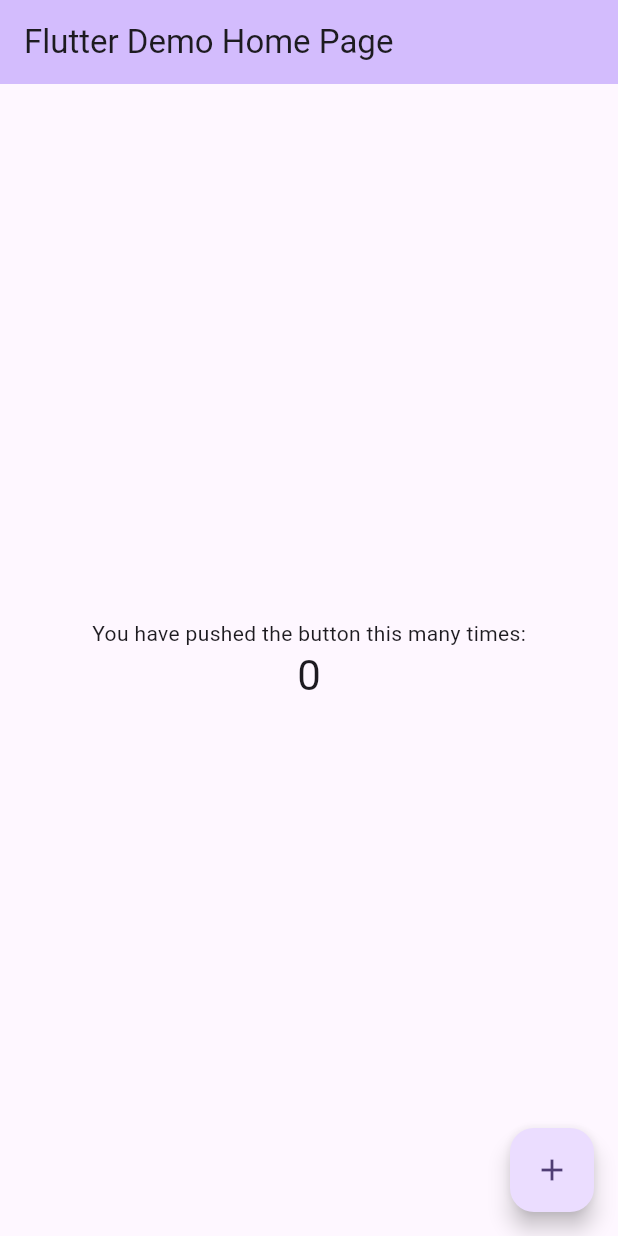
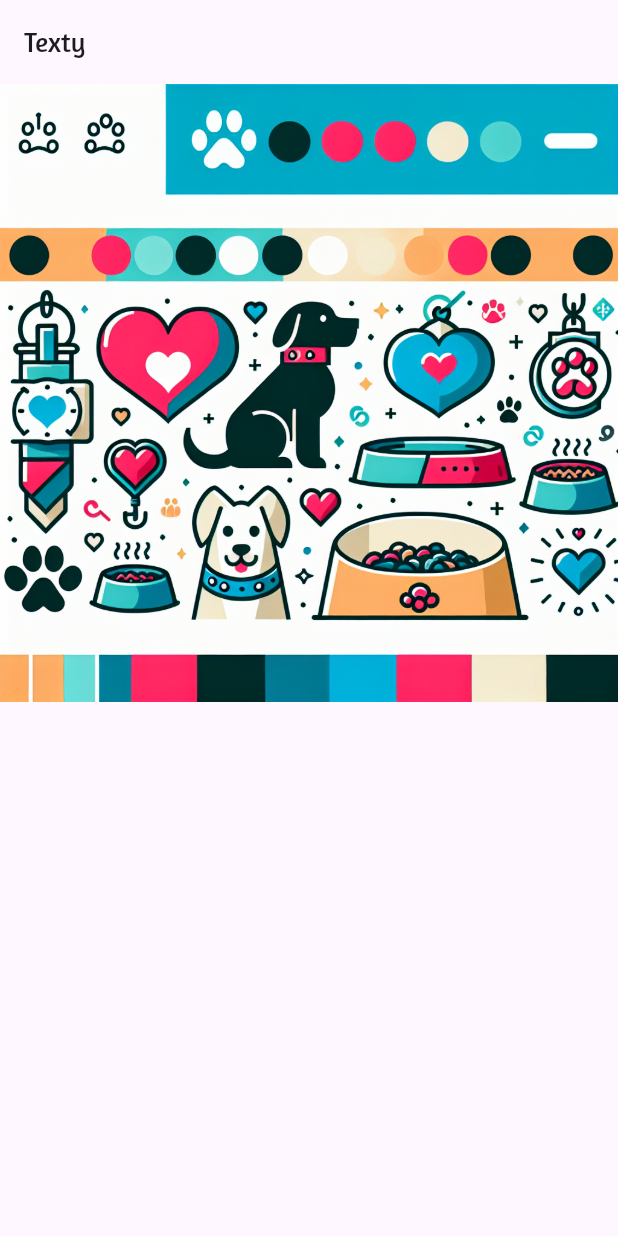
Before and after one commit to YsaVilela/DogMatch, a Flutter app: the screen it shows after launch, on a phone screen of 412 x 824 dp. Run offline on Flutter 3.47's test engine with Material 3 defaults, Android fonts, the light colour scheme and no system bars.

Commit message:
Criando estrutura do projeto, fonts e estilos do projeto

```diff
--- a/dog_match_mobile/lib/main.dart
+++ b/dog_match_mobile/lib/main.dart
@@ -1,125 +1,34 @@
+import 'package:dog_match_mobile/src/core/constants/image_constants.dart';
+import 'package:dog_match_mobile/src/core/styles/fonts.dart';
 import 'package:flutter/material.dart';
 
 void main() {
-  runApp(const MyApp());
+  runApp(const DogMatch());
 }
 
-class MyApp extends StatelessWidget {
-  const MyApp({super.key});
+class DogMatch extends StatelessWidget {
+  const DogMatch({super.key});
 
-  // This widget is the root of your application.
   @override
   Widget build(BuildContext context) {
     return MaterialApp(
-      title: 'Flutter Demo',
+      debugShowCheckedModeBanner: false,
+      title: 'DogMatch',
       theme: ThemeData(
-        // This is the theme of your application.
-        //
-        // TRY THIS: Try running your application with "flutter run". You'll see
-        // the application has a blue toolbar. Then, without quitting the app,
-        // try changing the seedColor in the colorScheme below to Colors.green
-        // and then invoke "hot reload" (save your changes or press the "hot
-        // reload" button in a Flutter-supported IDE, or press "r" if you used
-        // the command line to start the app).
-        //
-        // Notice that the counter didn't reset back to zero; the application
-        // state is not lost during the reload. To reset the state, use hot
-        // restart instead.
-        //
-        // This works for code too, not just values: Most code changes can be
-        // tested with just a hot reload.
-        colorScheme: ColorScheme.fromSeed(seedColor: Colors.deepPurple),
+        colorScheme: ColorScheme.fromSeed(
+          seedColor: Colors.deepPurple,
+        ),
         useMaterial3: true,
       ),
-      home: const MyHomePage(title: 'Flutter Demo Home Page'),
+      home: Scaffold(
+        appBar: AppBar(
+          title: CustomText.h3(
+            text: "Texty",
+            italic: false,
+          ),
+        ),
+        body: Image.asset(bannerPrincipal),
+      ),
     );
   }
 }
-
-class MyHomePage extends StatefulWidget {
-  const MyHomePage({super.key, required this.title});
-
-  // This widget is the home page of your application. It is stateful, meaning
-  // that it has a State object (defined below) that contains fields that affect
-  // how it looks.
-
-  // This class is the configuration for the state. It holds the values (in this
-  // case the title) provided by the parent (in this case the App widget) and
-  // used by the build method of the State. Fields in a Widget subclass are
-  // always marked "final".
-
-  final String title;
-
-  @override
-  State<MyHomePage> createState() => _MyHomePageState();
-}
-
-class _MyHomePageState extends State<MyHomePage> {
-  int _counter = 0;
-
-  void _incrementCounter() {
-    setState(() {
-      // This call to setState tells the Flutter framework that something has
-      // changed in this State, which causes it to rerun the build method below
-      // so that the display can reflect the updated values. If we changed
-      // _counter without calling setState(), then the build method would not be
-      // called again, and so nothing would appear to happen.
-      _counter++;
-    });
-  }
-
-  @override
-  Widget build(BuildContext context) {
-    // This method is rerun every time setState is called, for instance as done
-    // by the _incrementCounter method above.
-    //
-    // The Flutter framework has been optimized to make rerunning build methods
-    // fast, so that you can just rebuild anything that needs updating rather
-    // than having to individually change instances of widgets.
-    return Scaffold(
-      appBar: AppBar(
-        // TRY THIS: Try changing the color here to a specific color (to
-        // Colors.amber, perhaps?) and trigger a hot reload to see the AppBar
-        // change color while the other colors stay the same.
-        backgroundColor: Theme.of(context).colorScheme.inversePrimary,
-        // Here we take the value from the MyHomePage object that was created by
-        // the App.build method, and use it to set our appbar title.
-        title: Text(widget.title),
-      ),
-      body: Center(
-        // Center is a layout widget. It takes a single child and positions it
-        // in the middle of the parent.
-        child: Column(
-          // Column is also a layout widget. It takes a list of children and
-          // arranges them vertically. By default, it sizes itself to fit its
-          // children horizontally, and tries to be as tall as its parent.
-          //
-          // Column has various properties to control how it sizes itself and
-          // how it positions its children. Here we use mainAxisAlignment to
-          // center the children vertically; the main axis here is the vertical
-          // axis because Columns are vertical (the cross axis would be
-          // horizontal).
-          //
-          // TRY THIS: Invoke "debug painting" (choose the "Toggle Debug Paint"
-          // action in the IDE, or press "p" in the console), to see the
-          // wireframe for each widget.
-          mainAxisAlignment: MainAxisAlignment.center,
-          children: <Widget>[
-            const Text(
-              'You have pushed the button this many times:',
-            ),
-            Text(
-              '$_counter',
-              style: Theme.of(context).textTheme.headlineMedium,
-            ),
-          ],
-        ),
-      ),
-      floatingActionButton: FloatingActionButton(
-        onPressed: _incrementCounter,
-        tooltip: 'Increment',
-        child: const Icon(Icons.add),
-      ), // This trailing comma makes auto-formatting nicer for build methods.
-    );
-  }
-}
--- /dev/null
+++ b/dog_match_mobile/lib/src/core/constants/image_constants.dart
@@ -0,0 +1 @@
+const bannerPrincipal = "lib/src/core/assets/images/banner_principal.jpg";
--- /dev/null
+++ b/dog_match_mobile/lib/src/core/styles/fonts.dart
@@ -0,0 +1,166 @@
+import 'package:flutter/material.dart';
+
+class CustomText extends StatelessWidget {
+  final String text;
+  final TextStyle style;
+  const CustomText({
+    Key? key,
+    required this.text,
+    required this.style,
+  }) : super(key: key);
+
+  factory CustomText._base(
+    String text,
+    TextStyle base,
+  ) {
+    return CustomText(
+      text: text,
+      style: base,
+    );
+  }
+
+  FontStyle getFontStyle(bool italic) {
+    return italic ? FontStyle.italic : FontStyle.normal;
+  }
+
+  factory CustomText.h1({
+    required String text,
+    required bool italic,
+    Color? color,
+    FontWeight? fontWeight,
+    TextAlign? textAlign,
+  }) {
+    TextStyle base = TextStyle(
+      fontFamily: "Amaranth",
+      fontWeight: fontWeight,
+      fontSize: 36,
+      fontStyle: italic ? FontStyle.italic : FontStyle.normal,
+      color: color,
+    );
+    return CustomText._base(
+      text,
+      base,
+    );
+  }
+  factory CustomText.h2({
+    required String text,
+    required bool italic,
+    Color? color,
+    FontWeight? fontWeight,
+    TextAlign? textAlign,
+  }) {
+    TextStyle base = TextStyle(
+      fontFamily: "Amaranth",
+      fontWeight: fontWeight,
+      fontSize: 24,
+      fontStyle: italic ? FontStyle.italic : FontStyle.normal,
+      color: color,
+    );
+    return CustomText._base(
+      text,
+      base,
+    );
+  }
+  factory CustomText.h3({
+    required String text,
+    required bool italic,
+    Color? color,
+    FontWeight? fontWeight,
+    TextAlign? textAlign,
+  }) {
+    TextStyle base = TextStyle(
+      fontFamily: "Amaranth",
+      fontWeight: fontWeight,
+      fontSize: 18,
+      fontStyle: italic ? FontStyle.italic : FontStyle.normal,
+      color: color,
+    );
+    return CustomText._base(
+      text,
+      base,
+    );
+  }
+  factory CustomText.h4({
+    required String text,
+    required bool italic,
+    Color? color,
+    FontWeight? fontWeight,
+    TextAlign? textAlign,
+  }) {
+    TextStyle base = TextStyle(
+      fontFamily: "Amaranth",
+      fontWeight: fontWeight,
+      fontSize: 16,
+      fontStyle: italic ? FontStyle.italic : FontStyle.normal,
+      color: color,
+    );
+    return CustomText._base(
+      text,
+      base,
+    );
+  }
+  factory CustomText.h5({
+    required String text,
+    required bool italic,
+    Color? color,
+    FontWeight? fontWeight,
+    TextAlign? textAlign,
+  }) {
+    TextStyle base = TextStyle(
+      fontFamily: "Amaranth",
+      fontWeight: fontWeight,
+      fontSize: 14,
+      fontStyle: italic ? FontStyle.italic : FontStyle.normal,
+      color: color,
+    );
+    return CustomText._base(
+      text,
+      base,
+    );
+  }
+  factory CustomText.h6({
+    required String text,
+    required bool italic,
+    Color? color,
+    FontWeight? fontWeight,
+    TextAlign? textAlign,
+  }) {
+    TextStyle base = TextStyle(
+      fontFamily: "Amaranth",
+      fontWeight: fontWeight,
+      fontSize: 12,
+      fontStyle: italic ? FontStyle.italic : FontStyle.normal,
+      color: color,
+    );
+    return CustomText._base(
+      text,
+      base,
+    );
+  }
+  factory CustomText.h7({
+    required String text,
+    required bool italic,
+    Color? color,
+    FontWeight? fontWeight,
+    TextAlign? textAlign,
+  }) {
+    TextStyle base = TextStyle(
+      fontFamily: "Amaranth",
+      fontWeight: fontWeight,
+      fontSize: 10,
+      fontStyle: italic ? FontStyle.italic : FontStyle.normal,
+      color: color,
+    );
+    return CustomText._base(
+      text,
+      base,
+    );
+  }
+  @override
+  Widget build(BuildContext context) {
+    return Text(
+      text,
+      style: style,
+    );
+  }
+}
```
Also changed, not shown: dog_match_mobile/lib/src/core/styles/colors.dart (added, +10 -0 lines), dog_match_mobile/pubspec.yaml (+13 -72 lines), dog_match_mobile/lib/src/core/assets/fonts/Amaranth-Bold.ttf (added), dog_match_mobile/lib/src/core/assets/fonts/Amaranth-BoldItalic.ttf (added), dog_match_mobile/lib/src/core/assets/fonts/Amaranth-Italic.ttf (added), dog_match_mobile/lib/src/core/assets/fonts/Amaranth-Regular.ttf (added), dog_match_mobile/lib/src/core/assets/images/banner_principal.jpg (added), 63 other files.
